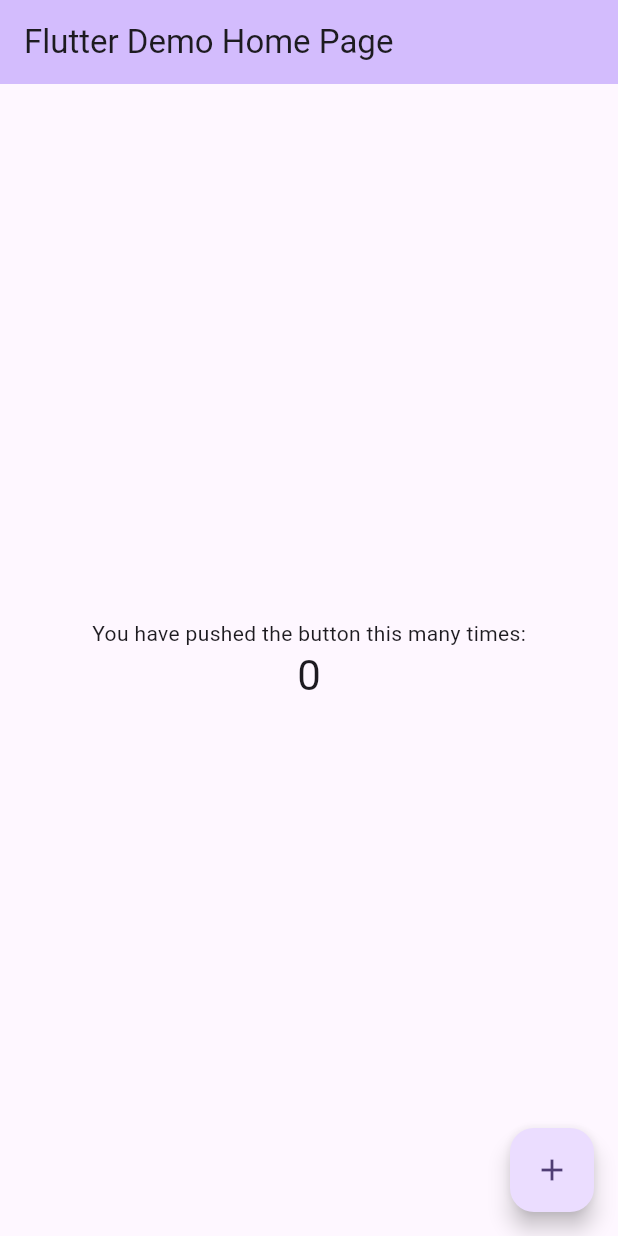
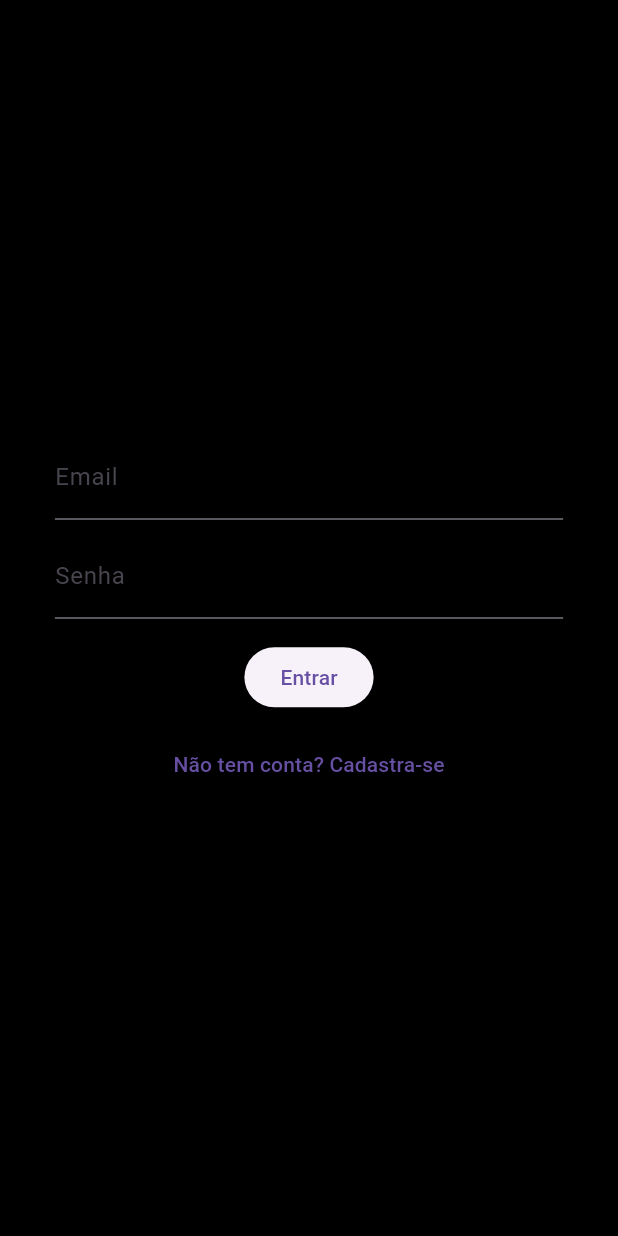
Before and after one commit to Yasminbelo0912/ButcherShop_app, a Flutter app: the screen it shows after launch, on a phone screen of 412 x 824 dp. Run offline on Flutter 3.47's test engine with Material 3 defaults, Android fonts, the phone set to English and light mode, and no system bars; our stand-ins replace shared_preferences; missing offline and left inert: dart:ffi; accounts and stored records are empty.

Commit message:
First commit

```diff
--- a/lib/main.dart
+++ b/lib/main.dart
@@ -1,122 +1,6 @@
+import 'package:acougue_app/screens/Myapp.dart';
 import 'package:flutter/material.dart';
 
 void main() {
-  runApp(const MyApp());
+  runApp(const Myapp());
 }
-
-class MyApp extends StatelessWidget {
-  const MyApp({super.key});
-
-  // This widget is the root of your application.
-  @override
-  Widget build(BuildContext context) {
-    return MaterialApp(
-      title: 'Flutter Demo',
-      theme: ThemeData(
-        // This is the theme of your application.
-        //
-        // TRY THIS: Try running your application with "flutter run". You'll see
-        // the application has a purple toolbar. Then, without quitting the app,
-        // try changing the seedColor in the colorScheme below to Colors.green
-        // and then invoke "hot reload" (save your changes or press the "hot
-        // reload" button in a Flutter-supported IDE, or press "r" if you used
-        // the command line to start the app).
-        //
-        // Notice that the counter didn't reset back to zero; the application
-        // state is not lost during the reload. To reset the state, use hot
-        // restart instead.
-        //
-        // This works for code too, not just values: Most code changes can be
-        // tested with just a hot reload.
-        colorScheme: ColorScheme.fromSeed(seedColor: Colors.deepPurple),
-      ),
-      home: const MyHomePage(title: 'Flutter Demo Home Page'),
-    );
-  }
-}
-
-class MyHomePage extends StatefulWidget {
-  const MyHomePage({super.key, required this.title});
-
-  // This widget is the home page of your application. It is stateful, meaning
-  // that it has a State object (defined below) that contains fields that affect
-  // how it looks.
-
-  // This class is the configuration for the state. It holds the values (in this
-  // case the title) provided by the parent (in this case the App widget) and
-  // used by the build method of the State. Fields in a Widget subclass are
-  // always marked "final".
-
-  final String title;
-
-  @override
-  State<MyHomePage> createState() => _MyHomePageState();
-}
-
-class _MyHomePageState extends State<MyHomePage> {
-  int _counter = 0;
-
-  void _incrementCounter() {
-    setState(() {
-      // This call to setState tells the Flutter framework that something has
-      // changed in this State, which causes it to rerun the build method below
-      // so that the display can reflect the updated values. If we changed
-      // _counter without calling setState(), then the build method would not be
-      // called again, and so nothing would appear to happen.
-      _counter++;
-    });
-  }
-
-  @override
-  Widget build(BuildContext context) {
-    // This method is rerun every time setState is called, for instance as done
-    // by the _incrementCounter method above.
-    //
-    // The Flutter framework has been optimized to make rerunning build methods
-    // fast, so that you can just rebuild anything that needs updating rather
-    // than having to individually change instances of widgets.
-    return Scaffold(
-      appBar: AppBar(
-        // TRY THIS: Try changing the color here to a specific color (to
-        // Colors.amber, perhaps?) and trigger a hot reload to see the AppBar
-        // change color while the other colors stay the same.
-        backgroundColor: Theme.of(context).colorScheme.inversePrimary,
-        // Here we take the value from the MyHomePage object that was created by
-        // the App.build method, and use it to set our appbar title.
-        title: Text(widget.title),
-      ),
-      body: Center(
-        // Center is a layout widget. It takes a single child and positions it
-        // in the middle of the parent.
-        child: Column(
-          // Column is also a layout widget. It takes a list of children and
-          // arranges them vertically. By default, it sizes itself to fit its
-          // children horizontally, and tries to be as tall as its parent.
-          //
-          // Column has various properties to control how it sizes itself and
-          // how it positions its children. Here we use mainAxisAlignment to
-          // center the children vertically; the main axis here is the vertical
-          // axis because Columns are vertical (the cross axis would be
-          // horizontal).
-          //
-          // TRY THIS: Invoke "debug painting" (choose the "Toggle Debug Paint"
-          // action in the IDE, or press "p" in the console), to see the
-          // wireframe for each widget.
-          mainAxisAlignment: MainAxisAlignment.center,
-          children: <Widget>[
-            const Text('You have pushed the button this many times:'),
-            Text(
-              '$_counter',
-              style: Theme.of(context).textTheme.headlineMedium,
-            ),
-          ],
-        ),
-      ),
-      floatingActionButton: FloatingActionButton(
-        onPressed: _incrementCounter,
-        tooltip: 'Increment',
-        child: const Icon(Icons.add),
-      ), // This trailing comma makes auto-formatting nicer for build methods.
-    );
-  }
-}
--- a/lib/menagers/user_menager.dart
+++ b/lib/managers/user_manager.dart
@@ -3,7 +3,7 @@ import 'package:acougue_app/services/user_service.dart';
 import 'package:flutter/widgets.dart';
 import 'package:shared_preferences/shared_preferences.dart';
 
-class UserMenager extends ChangeNotifier {
+class UserManager extends ChangeNotifier {
   UserService userService = UserService();
   User? _currentUser;
   User? get currentUser => _currentUser;
--- /dev/null
+++ b/lib/screens/Myapp.dart
@@ -0,0 +1,50 @@
+import 'dart:ffi';
+
+import 'package:acougue_app/managers/user_manager.dart';
+import 'package:acougue_app/screens/home_screen.dart';
+import 'package:acougue_app/screens/login_screen.dart';
+import 'package:flutter/material.dart';
+import 'package:flutter/widgets.dart';
+import 'package:provider/provider.dart';
+
+class Myapp extends StatelessWidget {
+  const Myapp({super.key});
+
+  @override
+  Widget build(BuildContext context) {
+    return ChangeNotifierProvider(
+      create: (_) => UserManager()..getUserFromPrefs(),
+      child: MaterialApp(
+        title: 'Sabor da Morte',
+        debugShowCheckedModeBanner: false,
+        theme: ThemeData(primarySwatch: Colors.deepPurple),
+        home: const RootScreen(),
+      ),
+    );
+  }
+}
+
+class RootScreen extends StatelessWidget {
+  const RootScreen({super.key});
+
+  @override
+  Widget build(BuildContext context) {
+    final UserMenager = Provider.of<UserManager>(context);
+
+    return FutureBuilder<bool>(
+      future: UserMenager.isloggedIn(),
+      builder: (context, snapshot) {
+        if (snapshot.connectionState == ConnectionState.waiting) {
+          return const Scaffold(
+            body: Center(child: CircularProgressIndicator()),
+          );
+        }
+        if (snapshot.data == true) {
+          return const HomeScreen();
+        } else {
+          return const LoginScreen();
+        }
+      },
+    );
+  }
+}
--- /dev/null
+++ b/lib/screens/login_screen.dart
@@ -0,0 +1,102 @@
+import 'package:acougue_app/managers/user_manager.dart';
+import 'package:acougue_app/screens/home_screen.dart';
+import 'package:acougue_app/screens/register_screen.dart';
+import 'package:flutter/material.dart';
+import 'package:provider/provider.dart';
+
+class LoginScreen extends StatefulWidget {
+  const LoginScreen({super.key});
+
+  @override
+  State<LoginScreen> createState() => _LoginScreenState();
+}
+
+class _LoginScreenState extends State<LoginScreen> {
+  final emailController = TextEditingController();
+  final passwordController = TextEditingController();
+  bool isLoading = false;
+  String? erroText;
+
+  @override
+  Widget build(BuildContext context) {
+    double width = MediaQuery.of(context).size.width;
+    double widthDesired = width > 600 ? 600 : width * 0.9;
+
+    final userManager = Provider.of<UserManager>(context, listen: false);
+
+    return Scaffold(
+      backgroundColor: Colors.black,
+      body: Padding(
+        padding: EdgeInsets.all(16),
+        child: Center(
+          child: Container(
+            width: widthDesired,
+            padding: const EdgeInsets.all(16),
+            child: Column(
+              mainAxisAlignment: MainAxisAlignment.center,
+              children: [
+                if (erroText != null) ...[
+                  Text(erroText!, style: const TextStyle(color: Colors.red)),
+                  const SizedBox(height: 10),
+                ],
+                TextField(
+                  controller: emailController,
+                  decoration: const InputDecoration(labelText: 'Email'),
+                  obscureText: true,
+                ),
+                const SizedBox(height: 10),
+                TextField(
+                  controller: passwordController,
+                  decoration: const InputDecoration(labelText: 'Senha'),
+                  obscureText: true,
+                ),
+                SizedBox(height: 15),
+                isLoading
+                    ? const CircularProgressIndicator()
+                    : ElevatedButton(
+                      onPressed: () async {
+                        setState(() {
+                          erroText = null;
+                          isLoading = true;
+                        });
+                        try {
+                          await userManager.login(
+                            emailController.text.trim(),
+                            passwordController.text.trim(),
+                          );
+                          if (!mounted) return;
+                          Navigator.of(context).pushReplacement(
+                            MaterialPageRoute(
+                              builder: (_) => const HomeScreen(),
+                            ),
+                          );
+                        } catch (e) {
+                          setState(() {
+                            erroText = e.toString();
+                          });
+                        } finally {
+                          setState(() {
+                            isLoading = false;
+                          });
+                        }
+                      },
+                      child: const Text("Entrar"),
+                    ),
+                const SizedBox(height: 10),
+                TextButton(
+                  onPressed: () {
+                    Navigator.push(
+                      context,
+                      MaterialPageRoute(builder: (context) => RegisterScreen()),
+                    );
+                  },
+                  child: const Text("Não tem conta? Cadastra-se"),
+                ),
+              ],
+            ),
+          ),
+        ),
+      ),
+    );
+  }
+}
--- a/pubspec.yaml
+++ b/pubspec.yaml
@@ -31,6 +31,7 @@ dependencies:
   flutter:
     sdk: flutter
   shared_preferences: ^2.5.3
+  provider: ^6.1.4
 
   # The following adds the Cupertino Icons font to your application.
   # Use with the CupertinoIcons class for iOS style icons.
```
Also changed, not shown: lib/managers/meat_manager.dart (added, +41 -0 lines), lib/screens/home_screen.dart (added, +16 -0 lines), lib/screens/register_screen.dart (added, +22 -0 lines), lib/services/butcher_service.dart (+4 -4 lines), lib/managers/butcher_manager.dart (renamed from lib/menagers/butcher_manager.dart), lib/menagers/meat_manager.dart (deleted), lib/screens/login_screen_screen.dart (deleted), lib/screens/register_carne_screen.dart (deleted), pubspec.lock.
